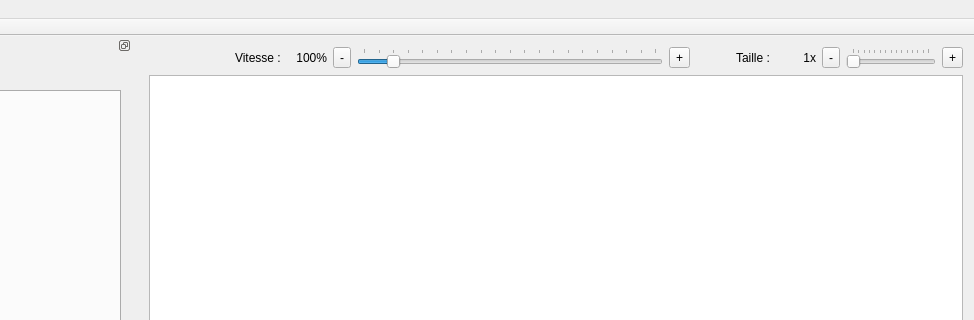
Above: rsase/SGBag/ui/fenetreprincipale.ui from padenot/usdp before the change; both pictures show x 172 to 1146 and y 0 to 320 of the 1146 by 672 pixel window. Below: the same form after it.
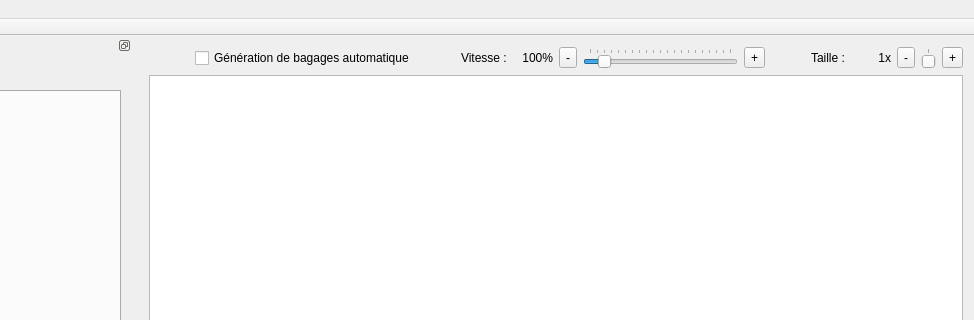
That is the form after the change. Icons and pictures are not drawn.

What changed in the file:
```diff
--- a/rsase/SGBag/ui/fenetreprincipale.ui
+++ b/rsase/SGBag/ui/fenetreprincipale.ui
@@ -25,7 +25,7 @@
     <item row="0" column="0">
      <layout class="QVBoxLayout" name="verticalLayout">
       <item>
-       <layout class="QHBoxLayout" name="horizontalLayout" stretch="0,0,2,0,1">
+       <layout class="QHBoxLayout" name="horizontalLayout" stretch="0,0,0,2,0,1">
         <item>
          <widget class="QPushButton" name="startStopButton">
           <property name="text">
@@ -47,6 +47,13 @@
           </property>
          </widget>
         </item>
+        <item>
+         <widget class="QCheckBox" name="generationBagagecheckBox">
+          <property name="text">
+           <string>Génération de bagages automatique</string>
+          </property>
+         </widget>
+        </item>
         <item>
          <spacer name="horizontalSpacer">
           <property name="orientation">
```
